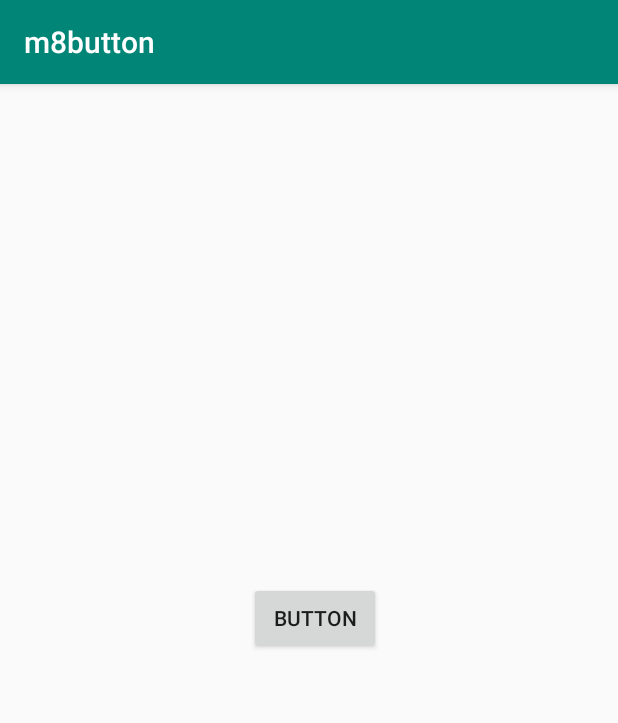
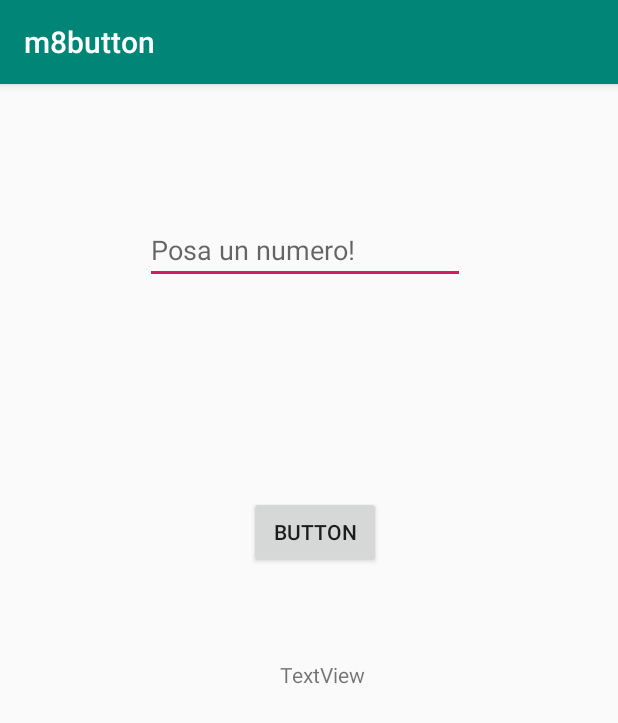
Before and after one commit to imac1080/M8pt3, an Android app: the screen it shows after launch (MainActivity), on a phone screen of 412 x 824 dp. Shown: the top 723 px of the screen. Run offline under Robolectric (Android 15) with nearby library versions, the phone set to English and light mode, and no system bars.

Commit message:
segundo commit

```diff
--- a/app/src/main/java/com/example/m8button/MainActivity.java
+++ b/app/src/main/java/com/example/m8button/MainActivity.java
@@ -4,18 +4,38 @@ import androidx.appcompat.app.AppCompatActivity;
 
 import android.os.Bundle;
 import android.view.View;
+import android.widget.Button;
+import android.widget.EditText;
+import android.widget.TextView;
 import android.widget.Toast;
+
+import java.util.Random;
 
 public class MainActivity extends AppCompatActivity {
 
+    int intentos= 0;
     @Override
     protected void onCreate(Bundle savedInstanceState) {
         super.onCreate(savedInstanceState);
         setContentView(R.layout.activity_main);
+        final int random = (int)(Math.random() * 50 + 1);
+        final Button button = findViewById(R.id.button);
+        final EditText number = findViewById(R.id.number);
+        final TextView textView2 = findViewById(R.id.textView);
+        button.setOnClickListener(new View.OnClickListener() {
+            @Override
+            public void onClick(View v) {
+                //Toast.makeText(this,"HELLO DANIEL WORLD",Toast.LENGTH_LONG).show();
+                if (Integer.parseInt(number.getText().toString()) == random){
+                    textView2.setText("HAS ENCERTAT EL NUMERO "+number.getText());
+                }else {
+                    intentos++;
+                    textView2.setText("HAS FALLAT EL NUMERO("+random+") INTENT: "+intentos);
+                }
+            }
+    });
 
-    }
-    public void boton(View view){
-        Toast.makeText(this,"HELLO DANIEL WORLD",Toast.LENGTH_LONG).show();
+
     }
 
 }
--- a/app/src/main/res/layout/activity_main.xml
+++ b/app/src/main/res/layout/activity_main.xml
@@ -11,13 +11,49 @@
         android:layout_width="wrap_content"
         android:layout_height="wrap_content"
         android:layout_marginStart="165dp"
-        android:layout_marginTop="313dp"
+        android:layout_marginTop="69dp"
         android:layout_marginEnd="158dp"
-        android:layout_marginBottom="370dp"
+        android:layout_marginBottom="240dp"
         android:onClick="boton"
         android:text="@string/button"
         app:layout_constraintBottom_toBottomOf="parent"
         app:layout_constraintEnd_toEndOf="parent"
+        app:layout_constraintHorizontal_bias="1.0"
         app:layout_constraintStart_toStartOf="parent"
         app:layout_constraintTop_toTopOf="parent" />
+
+    <EditText
+        android:id="@+id/number"
+        android:layout_width="wrap_content"
+        android:layout_height="wrap_content"
+        android:layout_marginStart="96dp"
+        android:layout_marginTop="32dp"
+        android:layout_marginEnd="102dp"
+        android:layout_marginBottom="86dp"
+        android:autofillHints="Posa un numero"
+        android:ems="10"
+        android:hint="@string/posa_un_numero"
+        android:inputType="number"
+        android:visibility="visible"
+        app:layout_constraintBottom_toTopOf="@+id/button"
+        app:layout_constraintEnd_toEndOf="parent"
+        app:layout_constraintHorizontal_bias="1.0"
+        app:layout_constraintStart_toStartOf="parent"
+        app:layout_constraintTop_toTopOf="parent"
+        tools:visibility="visible" />
+
+    <TextView
+        android:id="@+id/textView"
+        android:layout_width="283dp"
+        android:layout_height="185dp"
+        android:layout_marginStart="185dp"
+        android:layout_marginTop="135dp"
+        android:layout_marginEnd="168dp"
+        android:layout_marginBottom="273dp"
+        android:text="@string/textview"
+        android:textAlignment="center"
+        app:layout_constraintBottom_toBottomOf="parent"
+        app:layout_constraintEnd_toEndOf="parent"
+        app:layout_constraintStart_toStartOf="parent"
+        app:layout_constraintTop_toBottomOf="@+id/button" />
 </androidx.constraintlayout.widget.ConstraintLayout>
--- a/app/src/main/res/values/strings.xml
+++ b/app/src/main/res/values/strings.xml
@@ -1,4 +1,6 @@
 <resources>
     <string name="app_name">m8button</string>
     <string name="button">Button</string>
+    <string name="posa_un_numero">Posa un numero!</string>
+    <string name="textview">TextView</string>
 </resources>
```
